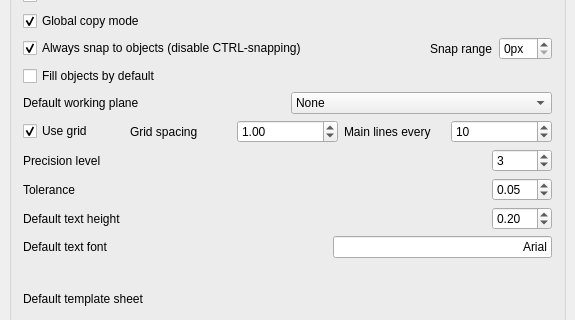
Above: src/Mod/Draft/Resources/ui/userprefs-base.ui from berndhahnebach/All_FreeCAD before the change; both pictures show x 0 to 575 and y 140 to 460 of the 575 by 629 pixel window. Below: the same form after it.
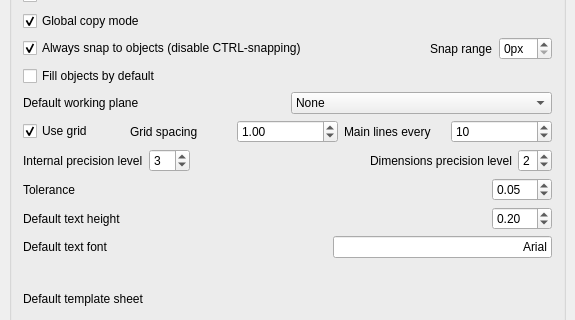
That is the form after the change. Custom widgets are drawn as their Qt base class.

Commit message: + Draft dimension text precision now configurable in preferences

Diff of the .ui file:
```diff
--- a/src/Mod/Draft/Resources/ui/userprefs-base.ui
+++ b/src/Mod/Draft/Resources/ui/userprefs-base.ui
@@ -428,7 +428,7 @@
         <item>
          <widget class="QLabel" name="label_8">
           <property name="text">
-           <string>Precision level</string>
+           <string>Internal precision level</string>
           </property>
          </widget>
         </item>
@@ -454,6 +454,42 @@
           </property>
          </widget>
         </item>
+        <item>
+         <spacer name="horizontalSpacer_4">
+          <property name="orientation">
+           <enum>Qt::Horizontal</enum>
+          </property>
+          <property name="sizeHint" stdset="0">
+           <size>
+            <width>40</width>
+            <height>20</height>
+           </size>
+          </property>
+         </spacer>
+        </item>
+        <item>
+         <widget class="QLabel" name="label_18">
+          <property name="text">
+           <string>Dimensions precision level</string>
+          </property>
+         </widget>
+        </item>
+        <item>
+         <widget class="Gui::PrefSpinBox" name="gui::prefspinbox_5">
+          <property name="maximum">
+           <number>8</number>
+          </property>
+          <property name="value">
+           <number>2</number>
+          </property>
+          <property name="prefEntry" stdset="0">
+           <cstring>dimPrecision</cstring>
+          </property>
+          <property name="prefPath" stdset="0">
+           <cstring>Mod/Draft</cstring>
+          </property>
+         </widget>
+        </item>
        </layout>
       </item>
       <item>
```
The commit also changes 2 other files.
